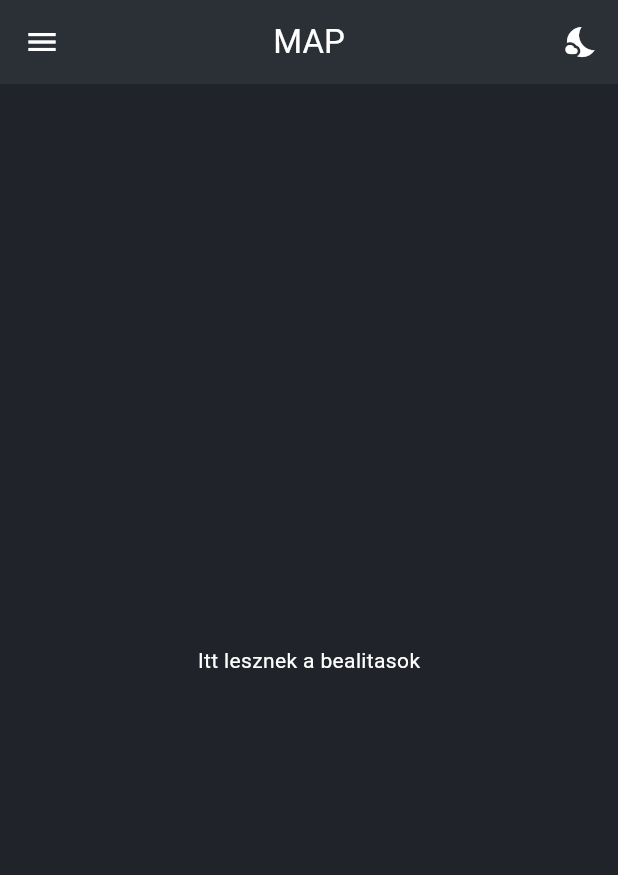
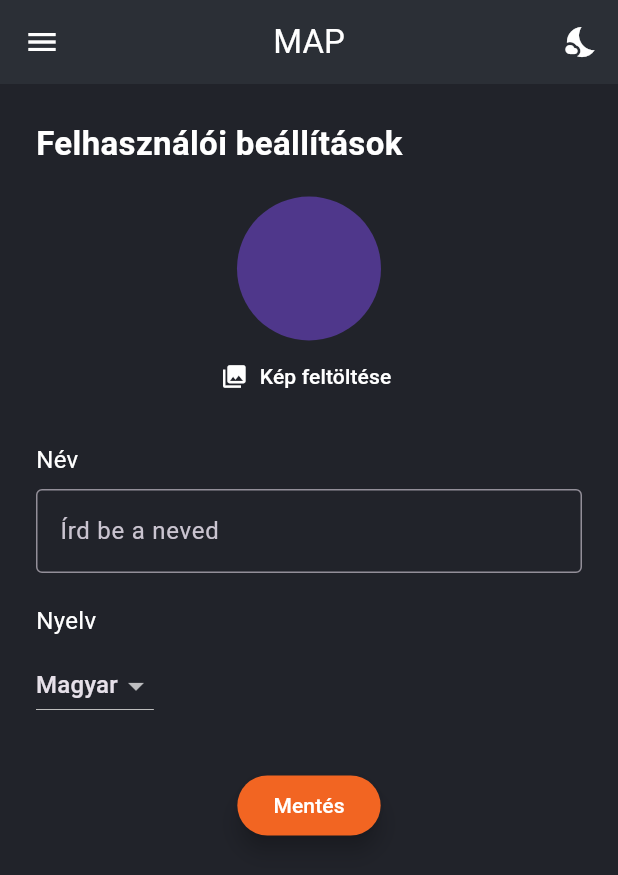
Before and after one commit to GedoLorand/Fish_app, a Flutter app: the Settings screen opened directly, on a phone screen of 412 x 824 dp. Shown: the top 875 px of the screen. Run offline on Flutter 3.47's test engine with Material 3 defaults, Android fonts, the phone set to English and light mode, and no system bars; our stand-ins replace cached_network_image, cloud_firestore, cloud_functions, firebase_auth, firebase_core, firebase_storage and 9 more; missing offline and left inert: flutter_map_marker_cluster; accounts and stored records are empty; Roboto replaces fonts that are missing (Boldonse).

Commit message:
settings screen implementalas

```diff
--- a/lib/homepage/SettingsScreen/settings.dart
+++ b/lib/homepage/SettingsScreen/settings.dart
@@ -1,17 +1,142 @@
+import 'dart:convert';
+
 import 'package:flutter/material.dart';
+import 'package:image_picker/image_picker.dart';
+import 'package:shared_preferences/shared_preferences.dart';
 import 'package:login_fish_app/homepage/Header/global_header.dart';
 import 'package:login_fish_app/homepage/Header/custom_drawer.dart';
-//import 'package:flutterlogin_fish_app/homepage//initialType.dart';
 
-class Settings extends StatelessWidget {
+class Settings extends StatefulWidget {
   const Settings({super.key});
 
   @override
+  State<Settings> createState() => _SettingsState();
+}
+
+class _SettingsState extends State<Settings> {
+  final TextEditingController _nameController = TextEditingController();
+  String? _avatarBase64;
+  String _language = 'hu';
+
+  @override
+  void initState() {
+    super.initState();
+    _loadSettings();
+  }
+
+  Future<void> _loadSettings() async {
+    final prefs = await SharedPreferences.getInstance();
+    setState(() {
+      _nameController.text = prefs.getString('user_name') ?? '';
+      _avatarBase64 = prefs.getString('user_avatar');
+      _language = prefs.getString('user_language') ?? 'hu';
+    });
+  }
+
+  Future<void> _pickImage() async {
+    final ImagePicker picker = ImagePicker();
+    final XFile? file = await picker.pickImage(source: ImageSource.gallery);
+    if (file == null) return;
+    final bytes = await file.readAsBytes();
+    final encoded = base64Encode(bytes);
+    setState(() {
+      _avatarBase64 = encoded;
+    });
+  }
+
+  Future<void> _saveSettings() async {
+    final prefs = await SharedPreferences.getInstance();
+    await prefs.setString('user_name', _nameController.text);
+    if (_avatarBase64 != null) {
+      await prefs.setString('user_avatar', _avatarBase64!);
+    }
+    await prefs.setString('user_language', _language);
+
+    if (!mounted) return;
+    ScaffoldMessenger.of(
+      context,
+    ).showSnackBar(const SnackBar(content: Text('Beállítások elmentve')));
+  }
+
+  @override
   Widget build(BuildContext context) {
+    final avatarWidget = _avatarBase64 != null
+        ? CircleAvatar(
+            radius: 48,
+            backgroundImage: MemoryImage(base64Decode(_avatarBase64!)),
+          )
+        : const CircleAvatar(radius: 48, child: Icon(Icons.person, size: 48));
+
     return Scaffold(
       appBar: GlobalHeader(),
       drawer: CustomDrawer(),
-      body: const Center(child: Text("Itt lesznek a bealitasok")),
+      body: SingleChildScrollView(
+        padding: const EdgeInsets.all(24.0),
+        child: Column(
+          crossAxisAlignment: CrossAxisAlignment.start,
+          children: [
+            const Text(
+              'Felhasználói beállítások',
+              style: TextStyle(fontSize: 22, fontWeight: FontWeight.bold),
+            ),
+            const SizedBox(height: 20),
+
+            // Avatar
+            Center(
+              child: Column(
+                children: [
+                  avatarWidget,
+                  TextButton.icon(
+                    onPressed: _pickImage,
+                    icon: const Icon(Icons.photo_library),
+                    label: const Text('Kép feltöltése'),
+                  ),
+                ],
+              ),
+            ),
+            const SizedBox(height: 20),
+
+            // Name
+            const Text('Név', style: TextStyle(fontSize: 16)),
+            const SizedBox(height: 8),
+            TextField(
+              controller: _nameController,
+              decoration: const InputDecoration(
+                border: OutlineInputBorder(),
+                hintText: 'Írd be a neved',
+              ),
+            ),
+            const SizedBox(height: 20),
+
+            // Language
+            const Text('Nyelv', style: TextStyle(fontSize: 16)),
+            const SizedBox(height: 8),
+            DropdownButton<String>(
+              value: _language,
+              items: const [
+                DropdownMenuItem(value: 'hu', child: Text('Magyar')),
+                DropdownMenuItem(value: 'ro', child: Text('Román')),
+                DropdownMenuItem(value: 'en', child: Text('Angol')),
+              ],
+              onChanged: (v) {
+                if (v == null) return;
+                setState(() {
+                  _language = v;
+                });
+              },
+            ),
+            const SizedBox(height: 32),
+
+            // Save
+            Center(
+              child: ElevatedButton(
+                onPressed: _saveSettings,
+                child: const Text('Mentés'),
+              ),
+            ),
+          ],
+        ),
+      ),
     );
   }
 }
--- a/pubspec.yaml
+++ b/pubspec.yaml
@@ -48,6 +48,7 @@ dependencies:
   flutter_map_marker_cluster: ^8.2.2
   cloud_functions: ^6.2.0
   cached_network_image: ^3.4.1
+  shared_preferences: ^2.0.15
 
 dev_dependencies:
   flutter_test:
```
Also changed, not shown: lib/homepage/MapScreen/metadata_dialog.dart (+51 -16 lines), pubspec.lock, 1 other file.
